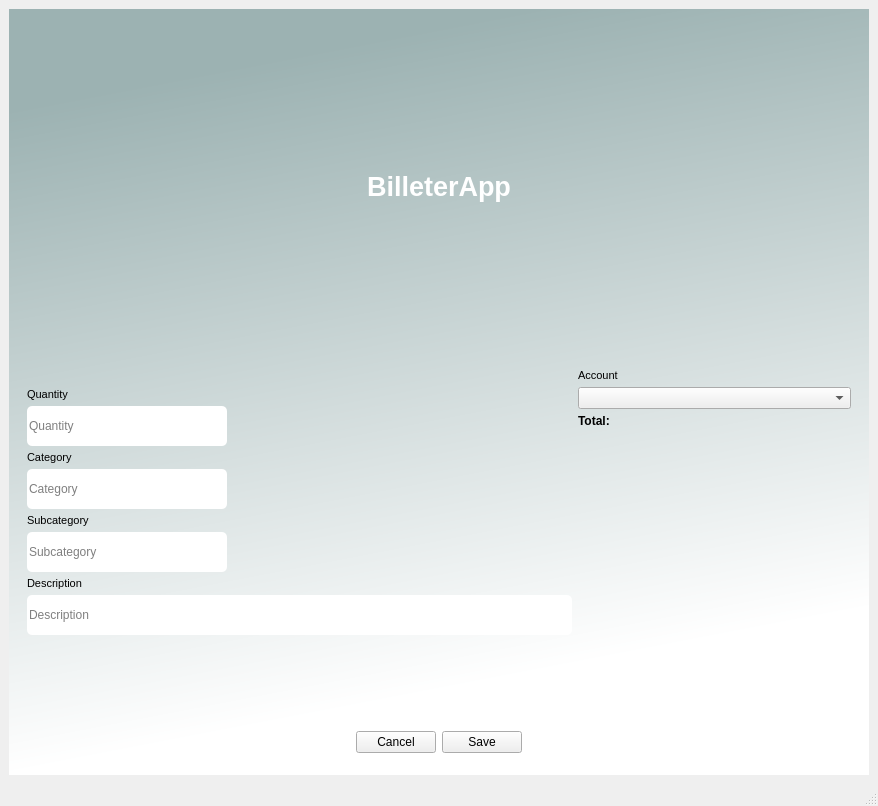
First picture: the form in guicore/uis/operation_incomeexpense_screen.ui, repository Igna11/billetera, before the edit.
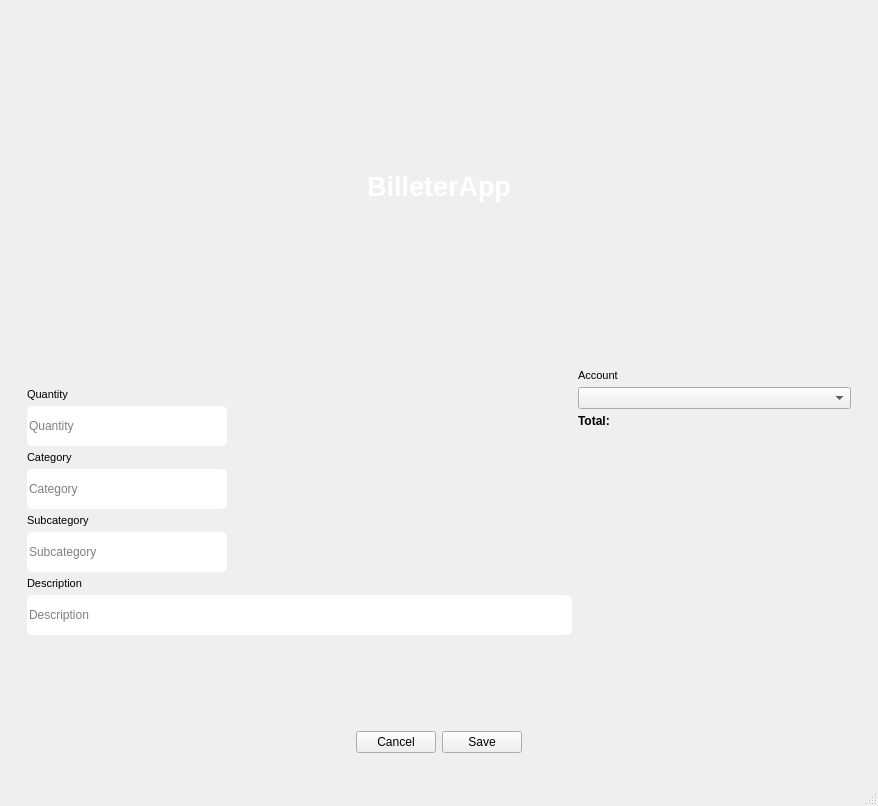
Second picture: the form after the edit.

The edit to the form file:
```diff
--- a/guicore/uis/operation_incomeexpense_screen.ui
+++ b/guicore/uis/operation_incomeexpense_screen.ui
@@ -18,8 +18,7 @@
     <item>
      <widget class="QWidget" name="widget" native="true">
       <property name="styleSheet">
-       <string notr="true">QWidget#widget{
-background-color:qlineargradient(spread:pad, x1:0, y1:0, x2:0.207, y2:0.954545, stop:0.132159 rgba(156, 178, 178, 255), stop:1 rgba(255, 255, 255, 255))}</string>
+       <string notr="true"/>
       </property>
       <layout class="QVBoxLayout" name="verticalLayout" stretch="7,7,0,1">
        <property name="spacing">
```
